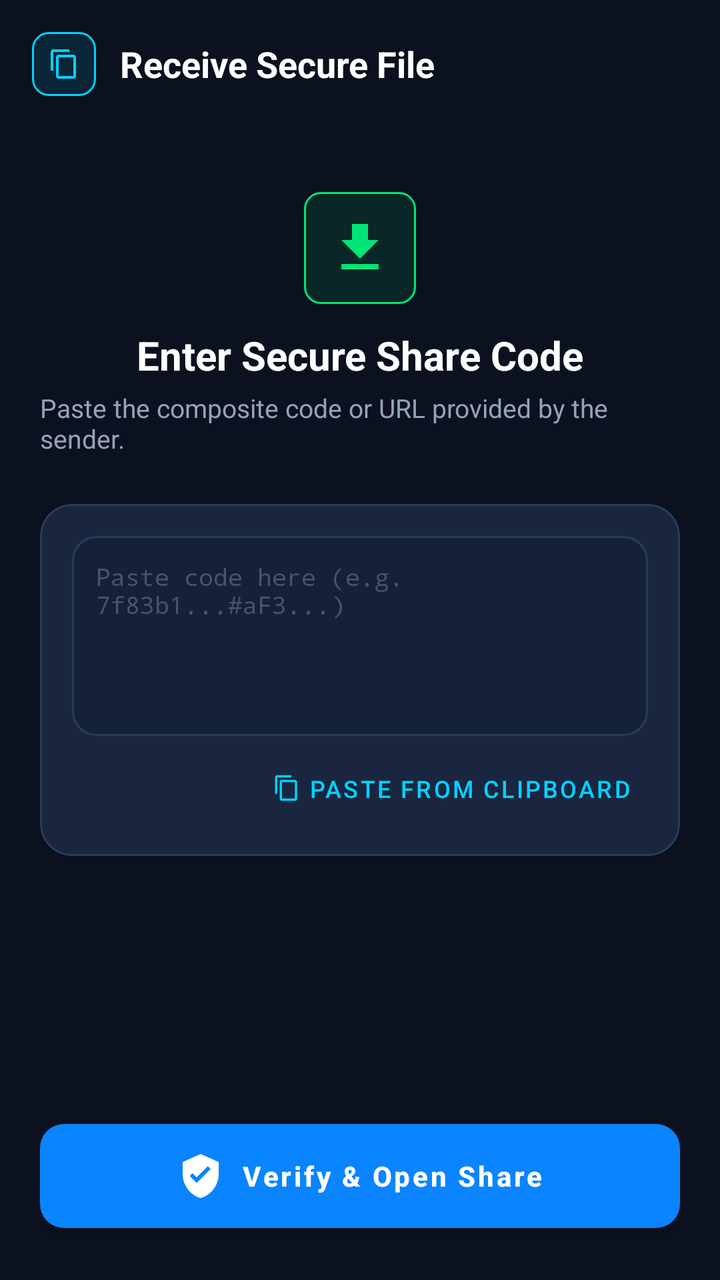
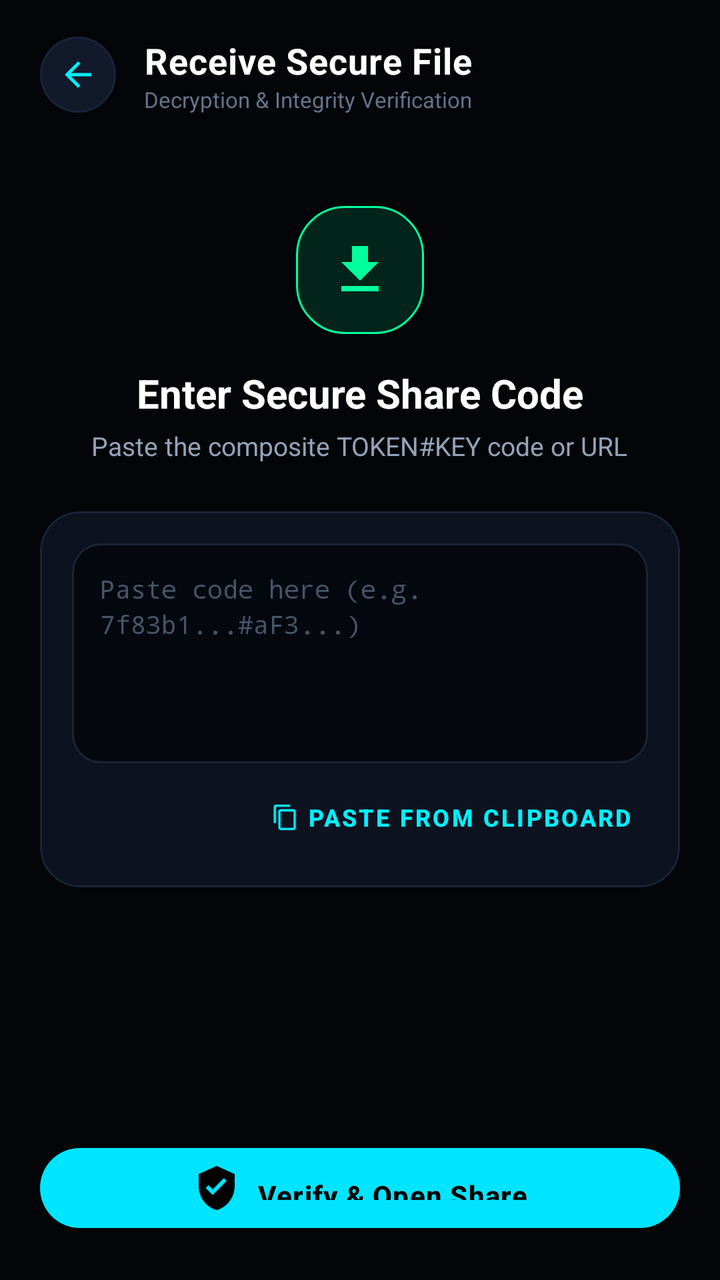

Before-and-after screenshots of an Android layout around one commit, followed by the original layout XML and the change that was made.
<!-- AndroidManifest.xml: application theme Theme.SecureDrop -->
<!-- res/layout/activity_incoming_file.xml -->
<?xml version="1.0" encoding="utf-8"?>
<LinearLayout xmlns:android="http://schemas.android.com/apk/res/android"
    xmlns:app="http://schemas.android.com/apk/res-auto"
    android:layout_width="match_parent"
    android:layout_height="match_parent"
    android:background="@color/bg_dark"
    android:orientation="vertical">

    <LinearLayout
        android:layout_width="match_parent"
        android:layout_height="wrap_content"
        android:gravity="center_vertical"
        android:orientation="horizontal"
        android:padding="16dp">

        <ImageView
            android:id="@+id/btnBack"
            android:layout_width="32dp"
            android:layout_height="32dp"
            android:background="@drawable/bg_badge_blue"
            android:padding="8dp"
            android:src="@drawable/ic_copy"
            app:tint="@color/brand_accent" />

        <TextView
            android:layout_width="0dp"
            android:layout_height="wrap_content"
            android:layout_marginStart="12dp"
            android:layout_weight="1"
            android:text="Receive Secure File"
            android:textColor="@color/text_primary"
            android:textSize="18sp"
            android:textStyle="bold" />
    </LinearLayout>

    <ScrollView
        android:layout_width="match_parent"
        android:layout_height="0dp"
        android:layout_weight="1"
        android:fillViewport="true">

        <LinearLayout
            android:layout_width="match_parent"
            android:layout_height="wrap_content"
            android:orientation="vertical"
            android:padding="20dp">

            <ImageView
                android:layout_width="56dp"
                android:layout_height="56dp"
                android:layout_gravity="center_horizontal"
                android:layout_marginTop="12dp"
                android:background="@drawable/bg_badge_green"
                android:padding="12dp"
                android:src="@drawable/ic_download"
                app:tint="@color/security_green" />

            <TextView
                android:layout_width="wrap_content"
                android:layout_height="wrap_content"
                android:layout_gravity="center_horizontal"
                android:layout_marginTop="12dp"
                android:text="Enter Secure Share Code"
                android:textColor="@color/text_primary"
                android:textSize="20sp"
                android:textStyle="bold" />

            <TextView
                android:layout_width="wrap_content"
                android:layout_height="wrap_content"
                android:layout_gravity="center_horizontal"
                android:layout_marginTop="4dp"
                android:text="Paste the composite code or URL provided by the sender."
                android:textColor="@color/text_secondary"
                android:textSize="13sp" />

            <com.google.android.material.card.MaterialCardView
                android:layout_width="match_parent"
                android:layout_height="wrap_content"
                android:layout_marginTop="24dp"
                app:cardBackgroundColor="@color/bg_surface_card"
                app:cardCornerRadius="16dp"
                app:strokeColor="@color/border_subtle"
                app:strokeWidth="1dp">

                <LinearLayout
                    android:layout_width="match_parent"
                    android:layout_height="wrap_content"
                    android:orientation="vertical"
                    android:padding="16dp">

                    <EditText
                        android:id="@+id/etShareCodeInput"
                        android:layout_width="match_parent"
                        android:layout_height="100dp"
                        android:background="@drawable/bg_input_field"
                        android:fontFamily="monospace"
                        android:gravity="top|start"
                        android:hint="Paste code here (e.g. 7f83b1...#aF3...)"
                        android:padding="12dp"
                        android:textColor="@color/text_primary"
                        android:textColorHint="@color/text_hint"
                        android:textSize="12sp" />

                    <com.google.android.material.button.MaterialButton
                        android:id="@+id/btnPasteClipboard"
                        style="@style/Widget.MaterialComponents.Button.TextButton"
                        android:layout_width="wrap_content"
                        android:layout_height="36dp"
                        android:layout_gravity="end"
                        android:layout_marginTop="8dp"
                        android:text="Paste from Clipboard"
                        android:textColor="@color/brand_accent"
                        android:textSize="12sp"
                        app:icon="@drawable/ic_copy"
                        app:iconSize="14dp"
                        app:iconTint="@color/brand_accent" />
                </LinearLayout>
            </com.google.android.material.card.MaterialCardView>

            <ProgressBar
                android:id="@+id/pbLookup"
                android:layout_width="32dp"
                android:layout_height="32dp"
                android:layout_gravity="center_horizontal"
                android:layout_marginTop="16dp"
                android:indeterminateTint="@color/brand_accent"
                android:visibility="gone" />

            
            <TextView
                android:id="@+id/tvLookupError"
                android:layout_width="match_parent"
                android:layout_height="wrap_content"
                android:layout_marginTop="16dp"
                android:background="@drawable/bg_badge_red"
                android:padding="12dp"
                android:textColor="@color/security_red"
                android:textSize="13sp"
                android:visibility="gone" />

            <View
                android:layout_width="match_parent"
                android:layout_height="0dp"
                android:layout_weight="1" />

            <com.google.android.material.button.MaterialButton
                android:id="@+id/btnVerifyShare"
                style="@style/SecureDropButton"
                android:layout_width="match_parent"
                android:layout_height="wrap_content"
                android:layout_marginTop="24dp"
                android:text="Verify &amp; Open Share"
                app:icon="@drawable/ic_shield_check"
                app:iconGravity="textStart" />
        </LinearLayout>
    </ScrollView>
</LinearLayout>
<!-- resources referenced by this layout -->
<resources>
  <color name="bg_dark">#0B111E</color>
  <color name="bg_surface_card">#1A2640</color>
  <color name="border_subtle">#2A3B5C</color>
  <color name="brand_accent">#00D2FF</color>
  <color name="security_green">#00E676</color>
  <color name="security_red">#FF3B30</color>
  <!-- drawable bg_badge_blue (drawable) -->
  <?xml version="1.0" encoding="utf-8"?>
  <shape xmlns:android="http://schemas.android.com/apk/res/android"
      android:shape="rectangle">
      <solid android:color="@color/security_blue_bg" />
      <corners android:radius="8dp" />
      <stroke
          android:width="1dp"
          android:color="@color/security_blue" />
  </shape>
  <!-- drawable bg_badge_green (drawable) -->
  <?xml version="1.0" encoding="utf-8"?>
  <shape xmlns:android="http://schemas.android.com/apk/res/android"
      android:shape="rectangle">
      <solid android:color="@color/security_green_bg" />
      <corners android:radius="8dp" />
      <stroke
          android:width="1dp"
          android:color="@color/security_green" />
  </shape>
  <!-- drawable bg_badge_red (drawable) -->
  <?xml version="1.0" encoding="utf-8"?>
  <shape xmlns:android="http://schemas.android.com/apk/res/android"
      android:shape="rectangle">
      <solid android:color="@color/security_red_bg" />
      <corners android:radius="8dp" />
      <stroke
          android:width="1dp"
          android:color="@color/security_red" />
  </shape>
  <!-- drawable bg_input_field (drawable) -->
  <?xml version="1.0" encoding="utf-8"?>
  <shape xmlns:android="http://schemas.android.com/apk/res/android"
      android:shape="rectangle">
      <solid android:color="@color/bg_input" />
      <corners android:radius="12dp" />
      <stroke
          android:width="1dp"
          android:color="@color/border_subtle" />
  </shape>
  <style name="SecureDropButton" parent="Widget.MaterialComponents.Button">
          <item name="cornerRadius">12dp</item>
          <item name="android:textAllCaps">false</item>
          <item name="android:textStyle">bold</item>
          <item name="android:paddingTop">14dp</item>
          <item name="android:paddingBottom">14dp</item>
          <item name="backgroundTint">@color/brand_primary</item>
      </style>
  <style name="Theme.SecureDrop" parent="Theme.MaterialComponents.DayNight.NoActionBar">
          
          <item name="colorPrimary">@color/brand_primary</item>
          <item name="colorPrimaryVariant">@color/brand_primary_variant</item>
          <item name="colorOnPrimary">@color/white</item>
          
          <item name="colorSecondary">@color/brand_accent</item>
          <item name="colorSecondaryVariant">@color/brand_accent</item>
          <item name="colorOnSecondary">@color/bg_dark</item>
          
          <item name="android:statusBarColor">@color/bg_dark</item>
          <item name="android:navigationBarColor">@color/bg_dark</item>
          <item name="android:windowBackground">@color/bg_dark</item>
          <item name="android:windowLightStatusBar">false</item>
      </style>
  <color name="security_blue_bg">#1A00D2FF</color>
  <color name="security_blue">#00D2FF</color>
  <color name="security_green_bg">#1A00E676</color>
  <color name="security_red_bg">#1AFF3B30</color>
  <color name="bg_input">#152138</color>
  <color name="brand_primary">#0A84FF</color>
  <color name="brand_primary_variant">#0066CC</color>
  <!-- unchanged entries left out for length: 7 -->
</resources>

<!-- the commit's change to res/layout/activity_incoming_file.xml (unified diff, before → after) -->
@@ -6,38 +6,57 @@
     android:background="@color/bg_dark"
     android:orientation="vertical">
 
+    
     <LinearLayout
         android:layout_width="match_parent"
         android:layout_height="wrap_content"
         android:gravity="center_vertical"
         android:orientation="horizontal"
-        android:padding="16dp">
+        android:paddingStart="20dp"
+        android:paddingTop="18dp"
+        android:paddingEnd="20dp"
+        android:paddingBottom="14dp">
 
         <ImageView
             android:id="@+id/btnBack"
-            android:layout_width="32dp"
-            android:layout_height="32dp"
-            android:background="@drawable/bg_badge_blue"
-            android:padding="8dp"
-            android:src="@drawable/ic_copy"
+            android:layout_width="38dp"
+            android:layout_height="38dp"
+            android:background="@drawable/bg_circle_icon_button"
+            android:padding="9dp"
+            android:src="@drawable/ic_arrow_back"
             app:tint="@color/brand_accent" />
 
-        <TextView
+        <LinearLayout
             android:layout_width="0dp"
             android:layout_height="wrap_content"
-            android:layout_marginStart="12dp"
+            android:layout_marginStart="14dp"
             android:layout_weight="1"
-            android:text="Receive Secure File"
-            android:textColor="@color/text_primary"
-            android:textSize="18sp"
-            android:textStyle="bold" />
+            android:orientation="vertical">
+
+            <TextView
+                android:layout_width="wrap_content"
+                android:layout_height="wrap_content"
+                android:letterSpacing="0.02"
+                android:text="Receive Secure File"
+                android:textColor="@color/text_primary"
+                android:textSize="18sp"
+                android:textStyle="bold" />
+
+            <TextView
+                android:layout_width="wrap_content"
+                android:layout_height="wrap_content"
+                android:text="Decryption &amp; Integrity Verification"
+                android:textColor="@color/text_muted"
+                android:textSize="11sp" />
+        </LinearLayout>
     </LinearLayout>
 
     <ScrollView
         android:layout_width="match_parent"
         android:layout_height="0dp"
         android:layout_weight="1"
-        android:fillViewport="true">
+        android:fillViewport="true"
+        android:overScrollMode="never">
 
         <LinearLayout
             android:layout_width="match_parent"
@@ -46,12 +65,12 @@
             android:padding="20dp">
 
             <ImageView
-                android:layout_width="56dp"
-                android:layout_height="56dp"
+                android:layout_width="64dp"
+                android:layout_height="64dp"
                 android:layout_gravity="center_horizontal"
                 android:layout_marginTop="12dp"
                 android:background="@drawable/bg_badge_green"
-                android:padding="12dp"
+                android:padding="16dp"
                 android:src="@drawable/ic_download"
                 app:tint="@color/security_green" />
 
@@ -59,7 +78,7 @@
                 android:layout_width="wrap_content"
                 android:layout_height="wrap_content"
                 android:layout_gravity="center_horizontal"
-                android:layout_marginTop="12dp"
+                android:layout_marginTop="16dp"
                 android:text="Enter Secure Share Code"
                 android:textColor="@color/text_primary"
                 android:textSize="20sp"
@@ -70,7 +89,7 @@
                 android:layout_height="wrap_content"
                 android:layout_gravity="center_horizontal"
                 android:layout_marginTop="4dp"
-                android:text="Paste the composite code or URL provided by the sender."
+                android:text="Paste the composite TOKEN#KEY code or URL"
                 android:textColor="@color/text_secondary"
                 android:textSize="13sp" />
 
@@ -79,7 +98,8 @@
                 android:layout_height="wrap_content"
                 android:layout_marginTop="24dp"
                 app:cardBackgroundColor="@color/bg_surface_card"
-                app:cardCornerRadius="16dp"
+                app:cardCornerRadius="20dp"
+                app:cardElevation="0dp"
                 app:strokeColor="@color/border_subtle"
                 app:strokeWidth="1dp">
 
@@ -92,26 +112,28 @@
                     <EditText
                         android:id="@+id/etShareCodeInput"
                         android:layout_width="match_parent"
-                        android:layout_height="100dp"
+                        android:layout_height="110dp"
                         android:background="@drawable/bg_input_field"
                         android:fontFamily="monospace"
                         android:gravity="top|start"
                         android:hint="Paste code here (e.g. 7f83b1...#aF3...)"
-                        android:padding="12dp"
+                        android:lineSpacingExtra="3dp"
+                        android:padding="14dp"
                         android:textColor="@color/text_primary"
                         android:textColorHint="@color/text_hint"
-                        android:textSize="12sp" />
+                        android:textSize="12.5sp" />
 
                     <com.google.android.material.button.MaterialButton
                         android:id="@+id/btnPasteClipboard"
                         style="@style/Widget.MaterialComponents.Button.TextButton"
                         android:layout_width="wrap_content"
-                        android:layout_height="36dp"
+                        android:layout_height="38dp"
                         android:layout_gravity="end"
                         android:layout_marginTop="8dp"
                         android:text="Paste from Clipboard"
                         android:textColor="@color/brand_accent"
                         android:textSize="12sp"
+                        android:textStyle="bold"
                         app:icon="@drawable/ic_copy"
                         app:iconSize="14dp"
                         app:iconTint="@color/brand_accent" />
@@ -132,11 +154,11 @@
                 android:id="@+id/tvLookupError"
                 android:layout_width="match_parent"
                 android:layout_height="wrap_content"
-                android:layout_marginTop="16dp"
+                android:layout_marginTop="14dp"
                 android:background="@drawable/bg_badge_red"
                 android:padding="12dp"
                 android:textColor="@color/security_red"
-                android:textSize="13sp"
+                android:textSize="12.5sp"
                 android:visibility="gone" />
 
             <View
@@ -148,11 +170,13 @@
                 android:id="@+id/btnVerifyShare"
                 style="@style/SecureDropButton"
                 android:layout_width="match_parent"
-                android:layout_height="wrap_content"
+                android:layout_height="52dp"
                 android:layout_marginTop="24dp"
                 android:text="Verify &amp; Open Share"
+                android:textColor="@color/black"
                 app:icon="@drawable/ic_shield_check"
-                app:iconGravity="textStart" />
+                app:iconGravity="textStart"
+                app:iconTint="@color/black" />
         </LinearLayout>
     </ScrollView>
 </LinearLayout>
<!-- resource entries referenced after the edit -->
@@ -1,27 +1,19 @@
 <!-- resources referenced by this layout -->
 <resources>
-  <color name="bg_dark">#0B111E</color>
-  <color name="bg_surface_card">#1A2640</color>
-  <color name="border_subtle">#2A3B5C</color>
-  <color name="brand_accent">#00D2FF</color>
-  <color name="security_green">#00E676</color>
-  <color name="security_red">#FF3B30</color>
-  <!-- drawable bg_badge_blue (drawable) -->
-  <?xml version="1.0" encoding="utf-8"?>
-  <shape xmlns:android="http://schemas.android.com/apk/res/android"
-      android:shape="rectangle">
-      <solid android:color="@color/security_blue_bg" />
-      <corners android:radius="8dp" />
-      <stroke
-          android:width="1dp"
-          android:color="@color/security_blue" />
-  </shape>
+  <color name="bg_dark">#030508</color>
+  <color name="bg_surface_card">#0D121F</color>
+  <color name="black">#000000</color>
+  <color name="border_subtle">#1A2438</color>
+  <color name="brand_accent">#00F0FF</color>
+  <color name="security_green">#00FF9D</color>
+  <color name="security_red">#FF2A55</color>
+  <color name="text_muted">#64748B</color>
   <!-- drawable bg_badge_green (drawable) -->
   <?xml version="1.0" encoding="utf-8"?>
   <shape xmlns:android="http://schemas.android.com/apk/res/android"
       android:shape="rectangle">
       <solid android:color="@color/security_green_bg" />
-      <corners android:radius="8dp" />
+      <corners android:radius="24dp" />
       <stroke
           android:width="1dp"
           android:color="@color/security_green" />
@@ -31,51 +23,77 @@
   <shape xmlns:android="http://schemas.android.com/apk/res/android"
       android:shape="rectangle">
       <solid android:color="@color/security_red_bg" />
-      <corners android:radius="8dp" />
+      <corners android:radius="24dp" />
       <stroke
           android:width="1dp"
           android:color="@color/security_red" />
   </shape>
+  <!-- drawable bg_circle_icon_button (drawable) -->
+  <?xml version="1.0" encoding="utf-8"?>
+  <ripple xmlns:android="http://schemas.android.com/apk/res/android"
+      android:color="@color/brand_accent_glow">
+      <item>
+          <shape android:shape="oval">
+              <solid android:color="@color/bg_surface_elevated" />
+              <stroke
+                  android:width="1dp"
+                  android:color="@color/border_subtle" />
+          </shape>
+      </item>
+  </ripple>
   <!-- drawable bg_input_field (drawable) -->
   <?xml version="1.0" encoding="utf-8"?>
   <shape xmlns:android="http://schemas.android.com/apk/res/android"
       android:shape="rectangle">
       <solid android:color="@color/bg_input" />
-      <corners android:radius="12dp" />
+      <corners android:radius="14dp" />
       <stroke
           android:width="1dp"
           android:color="@color/border_subtle" />
   </shape>
+  <!-- drawable ic_arrow_back (drawable) -->
+  <?xml version="1.0" encoding="utf-8"?>
+  <vector xmlns:android="http://schemas.android.com/apk/res/android"
+      android:width="24dp"
+      android:height="24dp"
+      android:viewportWidth="24"
+      android:viewportHeight="24">
+      <path
+          android:fillColor="#FFFFFFFF"
+          android:pathData="M20,11H7.83l5.59,-5.59L12,4l-8,8 8,8 1.41,-1.41L7.83,13H20v-2z"/>
+  </vector>
   <style name="SecureDropButton" parent="Widget.MaterialComponents.Button">
-          <item name="cornerRadius">12dp</item>
+          <item name="cornerRadius">24dp</item>
           <item name="android:textAllCaps">false</item>
           <item name="android:textStyle">bold</item>
           <item name="android:paddingTop">14dp</item>
           <item name="android:paddingBottom">14dp</item>
           <item name="backgroundTint">@color/brand_primary</item>
+          <item name="android:textColor">@color/black</item>
+          <item name="android:letterSpacing">0.03</item>
       </style>
   <style name="Theme.SecureDrop" parent="Theme.MaterialComponents.DayNight.NoActionBar">
           
           <item name="colorPrimary">@color/brand_primary</item>
           <item name="colorPrimaryVariant">@color/brand_primary_variant</item>
-          <item name="colorOnPrimary">@color/white</item>
+          <item name="colorOnPrimary">@color/black</item>
           
           <item name="colorSecondary">@color/brand_accent</item>
           <item name="colorSecondaryVariant">@color/brand_accent</item>
-          <item name="colorOnSecondary">@color/bg_dark</item>
+          <item name="colorOnSecondary">@color/black</item>
           
           <item name="android:statusBarColor">@color/bg_dark</item>
           <item name="android:navigationBarColor">@color/bg_dark</item>
           <item name="android:windowBackground">@color/bg_dark</item>
           <item name="android:windowLightStatusBar">false</item>
       </style>
-  <color name="security_blue_bg">#1A00D2FF</color>
-  <color name="security_blue">#00D2FF</color>
-  <color name="security_green_bg">#1A00E676</color>
-  <color name="security_red_bg">#1AFF3B30</color>
-  <color name="bg_input">#152138</color>
-  <color name="brand_primary">#0A84FF</color>
-  <color name="brand_primary_variant">#0066CC</color>
+  <color name="security_green_bg">#2000FF9D</color>
+  <color name="security_red_bg">#20FF2A55</color>
+  <color name="brand_accent_glow">#4000F0FF</color>
+  <color name="bg_surface_elevated">#12192A</color>
+  <color name="bg_input">#06080F</color>
+  <color name="brand_primary">#00E5FF</color>
+  <color name="brand_primary_variant">#00B0FF</color>
   <!-- unchanged entries left out for length: 7 -->
 </resources>
 
